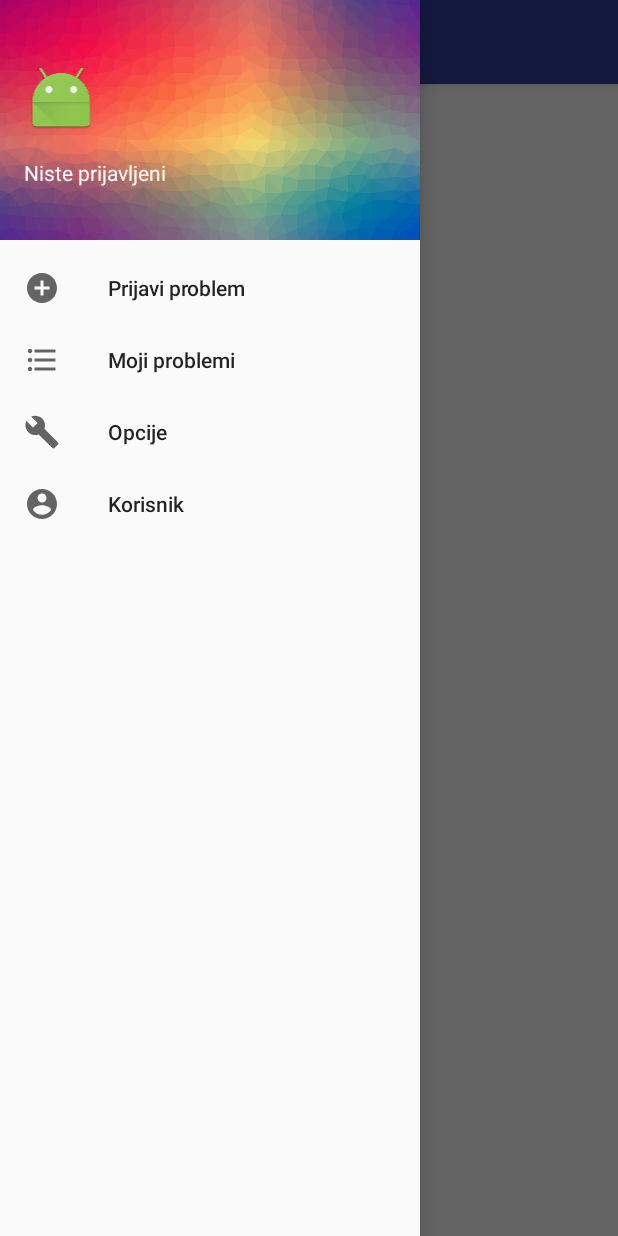
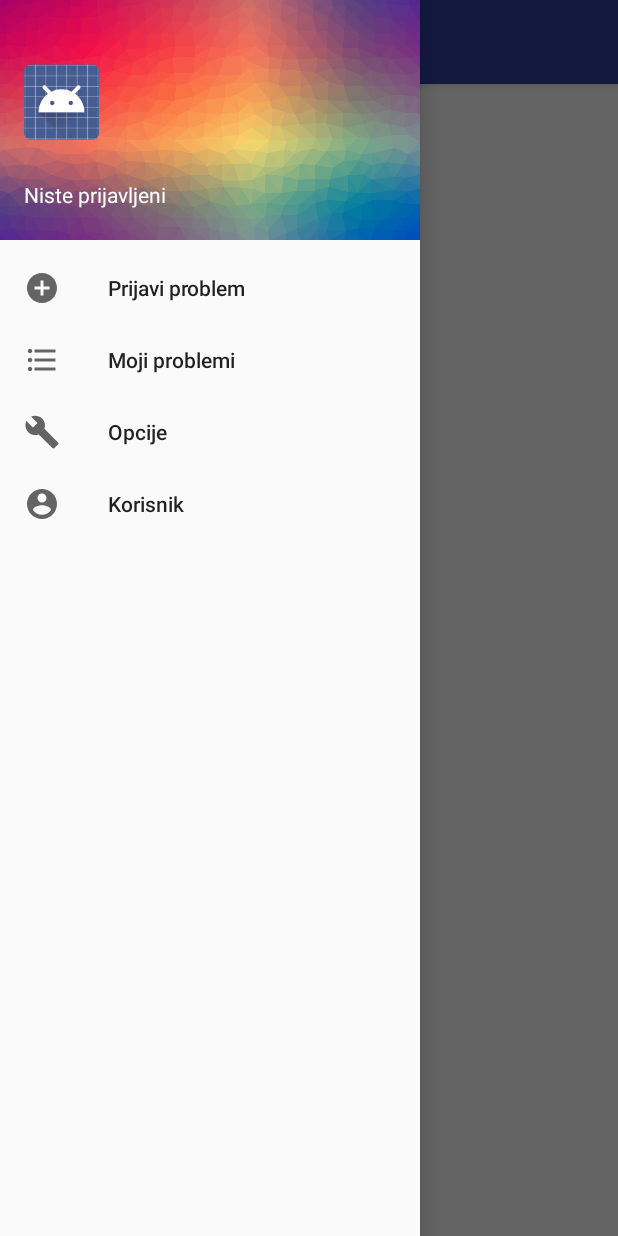
Before and after one commit to davidmilinkovic/gdejeproblem, an Android app: the screen it shows after launch (GlavniActivity), with the side drawer open, on a phone screen of 412 x 824 dp. Run offline under Robolectric (Android 15) with nearby library versions, the phone set to English and light mode, and no system bars; our stand-ins replace Firebase (no records; nobody signed in at launch, a user with empty details on screens opened directly), Picasso; pictures from the network do not load.

Commit message:
Sklonjena slika

```diff
--- a/app/src/main/java/net/geasoft/ksp/ksp/GlavniActivity.java
+++ b/app/src/main/java/net/geasoft/ksp/ksp/GlavniActivity.java
@@ -109,13 +109,13 @@ public class GlavniActivity extends AppCompatActivity implements NavigationView.
         {
             txtNavNaslov.setText(currentUser.getDisplayName());
             txtNavPodNaslov.setText(currentUser.getEmail());
-            Picasso.with(this).load(currentUser.getPhotoUrl()).into(headerSlika);
+            //Picasso.with(this).load(currentUser.getPhotoUrl()).into(headerSlika);
         }
         else
         {
             txtNavNaslov.setText(R.string.niste_prijavljeni);
             txtNavPodNaslov.setText("");
-            headerSlika.setImageResource(R.mipmap.ic_launcher);
+            //headerSlika.setImageResource(R.mipmap.ic_launcher);
         }
     }
 
```
